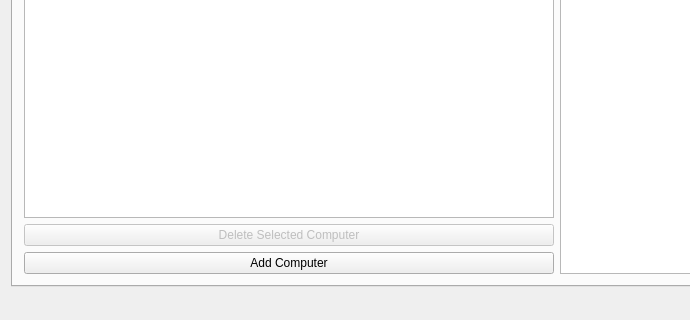
Before: the Qt Designer form mainwindow.ui in danielm15/VLN1-2016-Hopur_16, drawn with Qt 5; both pictures show x 0 to 690 and y 204 to 524 of the 1114 by 524 pixel window.
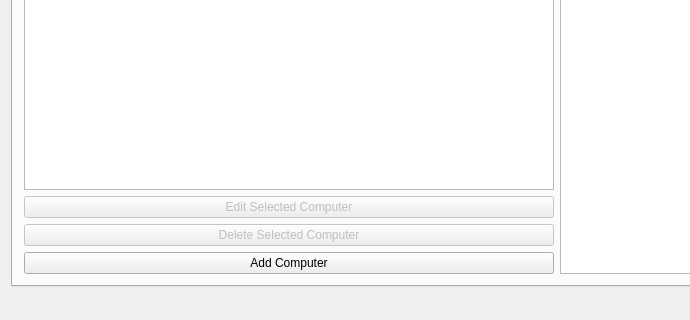
After: the same form once the commit is applied. The open tabs and pages were chosen to show the change. Icons and pictures are not drawn.

Commit message: Buttons for edit relation from genius and edit buttons that link to double click event

What changed in the file:
```diff
--- a/mainwindow.ui
+++ b/mainwindow.ui
@@ -161,6 +161,16 @@
           <item>
            <widget class="QListWidget" name="listComputers"/>
           </item>
+          <item>
+           <widget class="QPushButton" name="buttonEditComputer">
+            <property name="enabled">
+             <bool>false</bool>
+            </property>
+            <property name="text">
+             <string>Edit Selected Computer</string>
+            </property>
+           </widget>
+          </item>
           <item>
            <widget class="QPushButton" name="pushButtonDeleteComputer">
             <property name="enabled">
```
Left out of the diff: 14 changed lines with no effect on the pictures. The commit also changes 5 other files.
